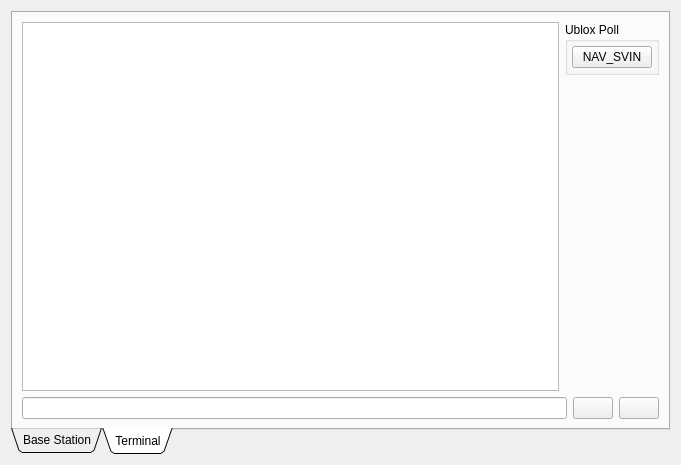
First picture: the form in Linux/RC_Car_Tool/moteconfig.ui, repository vedderb/rise_sdvp, before the edit.
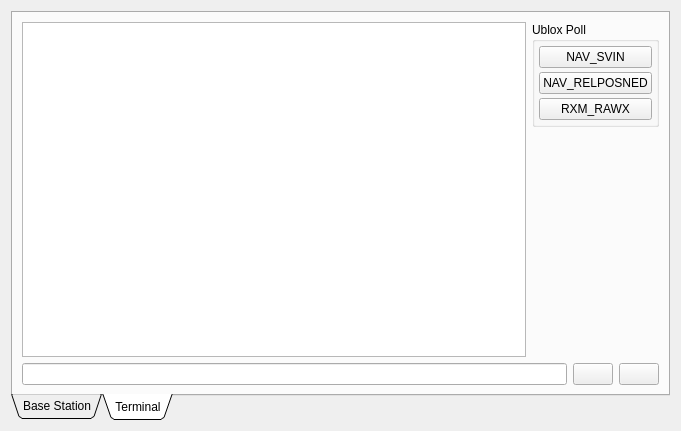
Second picture: the form after the edit. The open tabs and pages were chosen to show the change. Icons and pictures are not drawn.

Diff of the .ui file:
```diff
--- a/Linux/RC_Car_Tool/moteconfig.ui
+++ b/Linux/RC_Car_Tool/moteconfig.ui
@@ -7,7 +7,7 @@
     <x>0</x>
     <y>0</y>
     <width>681</width>
-    <height>465</height>
+    <height>431</height>
    </rect>
   </property>
   <property name="windowTitle">
@@ -296,6 +296,20 @@
                 </property>
                </widget>
               </item>
+              <item>
+               <widget class="QPushButton" name="ubxPollNavRelPosNedButton">
+                <property name="text">
+                 <string>NAV_RELPOSNED</string>
+                </property>
+               </widget>
+              </item>
+              <item>
+               <widget class="QPushButton" name="ubxPollRxmRawxButton">
+                <property name="text">
+                 <string>RXM_RAWX</string>
+                </property>
+               </widget>
+              </item>
              </layout>
             </widget>
            </item>
```
Left out of the diff: 32 changed lines with no effect on the pictures.
